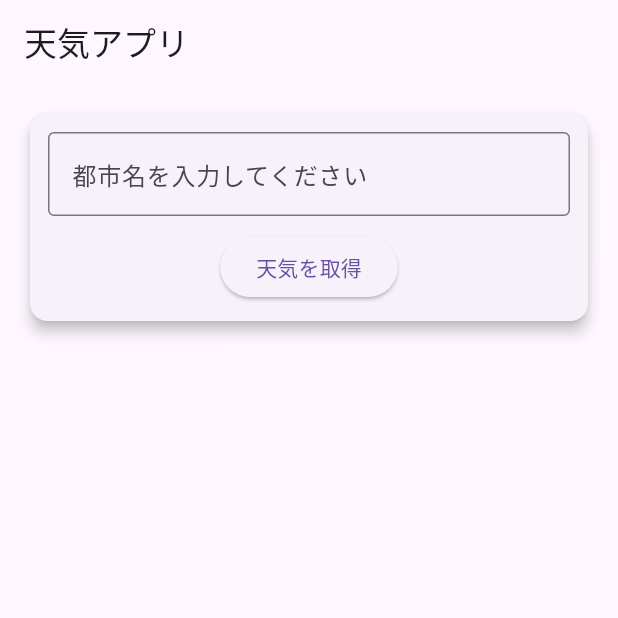
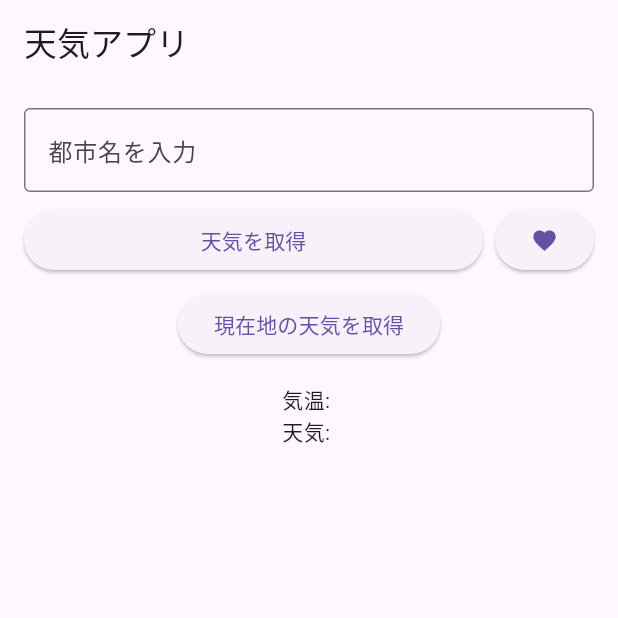
Before and after one commit to SatouKeigo/flutterMock, a Flutter app: the screen it shows after launch, on a phone screen of 412 x 824 dp, the top half of it. Run offline on Flutter 3.47's test engine with Material 3 defaults, Android fonts, the phone set to English and light mode, and no system bars; our stand-ins replace geolocator.

Commit message:
お気に入り機能の追加

```diff
--- a/lib/main.dart
+++ b/lib/main.dart
@@ -1,6 +1,7 @@
+import 'dart:convert';
 import 'package:flutter/material.dart';
 import 'package:http/http.dart' as http;
-import 'dart:convert';
+import 'package:geolocator/geolocator.dart';
 
 void main() {
   runApp(MyApp());
@@ -10,38 +11,103 @@ class MyApp extends StatelessWidget {
   @override
   Widget build(BuildContext context) {
     return MaterialApp(
-      debugShowCheckedModeBanner: false,
-      title: '天気アプリ',
-      theme: ThemeData(primarySwatch: Colors.blue),
-      home: WeatherHomePage(),
+      home: WeatherApp(),
     );
   }
 }
 
-class WeatherHomePage extends StatefulWidget {
+class WeatherApp extends StatefulWidget {
   @override
-  _WeatherHomePageState createState() => _WeatherHomePageState();
+  _WeatherAppState createState() => _WeatherAppState();
 }
 
-class _WeatherHomePageState extends State<WeatherHomePage> {
-  final TextEditingController _controller = TextEditingController();
-  String? _temperature;
-  String? _description;
-  String? _iconCode;
+class _WeatherAppState extends State<WeatherApp> {
+  String _temperature = '';
+  String _description = '';
+  String _iconCode = '';
+  bool _isLoading = false;
   String? _error;
-  bool _isLoading = false;
+  List<String> _favoriteCities = []; // お気に入り都市リスト
+  final TextEditingController _controller = TextEditingController(); // 入力取得
 
   Future<void> fetchWeather(String city) async {
+    setState(() {
+      _isLoading = true;
+      _error = null;
+    });
+
     final apiKey = '5c0eb5159153499d04404e4d370b33fd';
     final url =
         'https://api.openweathermap.org/data/2.5/weather?q=$city&appid=$apiKey&units=metric&lang=ja';
 
+    try {
+      final response = await http.get(Uri.parse(url));
+      if (response.statusCode == 200) {
+        final data = json.decode(response.body);
+        setState(() {
+          _temperature = '${data['main']['temp']}℃';
+          _description = data['weather'][0]['description'];
+          _iconCode = data['weather'][0]['icon'];
+        });
+      } else {
+        setState(() {
+          _error = '天気情報を取得できませんでした（${response.statusCode}）';
+        });
+      }
+    } catch (e) {
+      setState(() {
+        _error = '通信エラーが発生しました';
+      });
+    } finally {
+      setState(() {
+        _isLoading = false;
+      });
+    }
+  }
+
+  Future<void> fetchWeatherByLocation() async {
     setState(() {
       _isLoading = true;
       _error = null;
     });
 
     try {
+      bool serviceEnabled = await Geolocator.isLocationServiceEnabled();
+      if (!serviceEnabled) {
+        setState(() {
+          _error = '位置情報サービスが無効です';
+          _isLoading = false;
+        });
+        return;
+      }
+
+      LocationPermission permission = await Geolocator.checkPermission();
+      if (permission == LocationPermission.denied) {
+        permission = await Geolocator.requestPermission();
+        if (permission == LocationPermission.denied) {
+          setState(() {
+            _error = '位置情報の許可が必要です';
+            _isLoading = false;
+          });
+          return;
+        }
+      }
+
+      if (permission == LocationPermission.deniedForever) {
+        setState(() {
+          _error = '位置情報の許可が永久に拒否されています';
+          _isLoading = false;
+        });
+        return;
+      }
+
+      Position position = await Geolocator.getCurrentPosition(
+          desiredAccuracy: LocationAccuracy.high);
+
+      final apiKey = '5c0eb5159153499d04404e4d370b33fd';
+      final url =
+          'https://api.openweathermap.org/data/2.5/weather?lat=${position.latitude}&lon=${position.longitude}&appid=$apiKey&units=metric&lang=ja';
+
       final response = await http.get(Uri.parse(url));
       if (response.statusCode == 200) {
         final data = json.decode(response.body);
@@ -54,17 +120,11 @@ class _WeatherHomePageState extends State<WeatherHomePage> {
       } else {
         setState(() {
           _error = '天気情報を取得できませんでした（${response.statusCode}）';
-          _temperature = null;
-          _description = null;
-          _iconCode = null;
         });
       }
     } catch (e) {
       setState(() {
-        _error = '通信エラーが発生しました';
-        _temperature = null;
-        _description = null;
-        _iconCode = null;
+        _error = '通信または位置情報エラー';
       });
     } finally {
       setState(() {
@@ -73,73 +133,87 @@ class _WeatherHomePageState extends State<WeatherHomePage> {
     }
   }
 
+  void _addToFavorites() {
+    final city = _controller.text.trim();
+    if (city.isNotEmpty && !_favoriteCities.contains(city)) {
+      setState(() {
+        _favoriteCities.add(city);
+      });
+    }
+  }
+
   @override
   Widget build(BuildContext context) {
     return Scaffold(
-      appBar: AppBar(title: Text('天気アプリ')),
+      appBar: AppBar(
+        title: Text('天気アプリ'),
+      ),
       body: Padding(
         padding: const EdgeInsets.all(16.0),
+        child: SingleChildScrollView(
+          // スクロール可能
           child: Column(
-          children: [
-            Card(
-              elevation: 4,
-              child: Padding(
-                padding: const EdgeInsets.all(12.0),
-                child: Column(
+            mainAxisAlignment: MainAxisAlignment.start,
             children: [
               TextField(
                 controller: _controller,
+                onSubmitted: fetchWeather,
                 decoration: InputDecoration(
-                        labelText: '都市名を入力してください',
+                  labelText: '都市名を入力',
                   border: OutlineInputBorder(),
                 ),
               ),
-                    SizedBox(height: 10),
-                    ElevatedButton(
+              SizedBox(height: 8),
+              Row(
+                children: [
+                  Expanded(
+                    child: ElevatedButton(
                       onPressed: () => fetchWeather(_controller.text),
                       child: Text('天気を取得'),
                     ),
+                  ),
+                  SizedBox(width: 8),
+                  ElevatedButton(
+                    onPressed: _addToFavorites,
+                    child: Icon(Icons.favorite),
+                  ),
                 ],
               ),
+              SizedBox(height: 8),
+              ElevatedButton(
+                onPressed: fetchWeatherByLocation,
+                child: Text('現在地の天気を取得'),
               ),
-            ),
-            SizedBox(height: 20),
-            if (_isLoading) CircularProgressIndicator(),
-            if (_temperature != null && _description != null && !_isLoading)
-              Card(
-                elevation: 4,
-                child: Padding(
-                  padding: const EdgeInsets.all(16.0),
-                  child: Column(
-                    children: [
-                      if (_iconCode != null)
+              SizedBox(height: 16),
+              if (_isLoading)
+                CircularProgressIndicator()
+              else if (_error != null)
+                Text(_error!, style: TextStyle(color: Colors.red))
+              else ...[
+                Text('気温: $_temperature'),
+                Text('天気: $_description'),
+                if (_iconCode.isNotEmpty)
                   Image.network(
-                          'https://openweathermap.org/img/wn/$_iconCode@2x.png',
+                    'http://openweathermap.org/img/wn/$_iconCode@2x.png',
                     width: 100,
                     height: 100,
                   ),
-                      Text(
-                        '気温：$_temperature',
-                        style: TextStyle(
-                            fontSize: 22, fontWeight: FontWeight.bold),
-                      ),
-                      Text(
-                        '天気：$_description',
-                        style: TextStyle(fontSize: 20),
+              ],
+              SizedBox(height: 24),
+              if (_favoriteCities.isNotEmpty) ...[
+                Text('お気に入り都市', style: TextStyle(fontWeight: FontWeight.bold)),
+                Wrap(
+                  spacing: 8,
+                  children: _favoriteCities
+                      .map((city) => ElevatedButton(
+                            onPressed: () => fetchWeather(city),
+                            child: Text(city),
+                          ))
+                      .toList(),
                 ),
               ],
+            ],
           ),
-                ),
-              ),
-            if (_error != null)
-              Padding(
-                padding: const EdgeInsets.all(8.0),
-                child: Text(
-                  _error!,
-                  style: TextStyle(color: Colors.red),
-                ),
-              ),
-          ],
         ),
       ),
     );
--- a/pubspec.yaml
+++ b/pubspec.yaml
@@ -10,9 +10,9 @@ environment:
 dependencies:
   flutter:
     sdk: flutter
-
   http: ^0.13.6
   cupertino_icons: ^1.0.8
+  geolocator: ^10.1.0  # ← ここに追加！
 
 dev_dependencies:
   flutter_test:
```
Also changed, not shown: pubspec.lock, 3 other files. Lines whose indentation alone changed are shown as unchanged.
